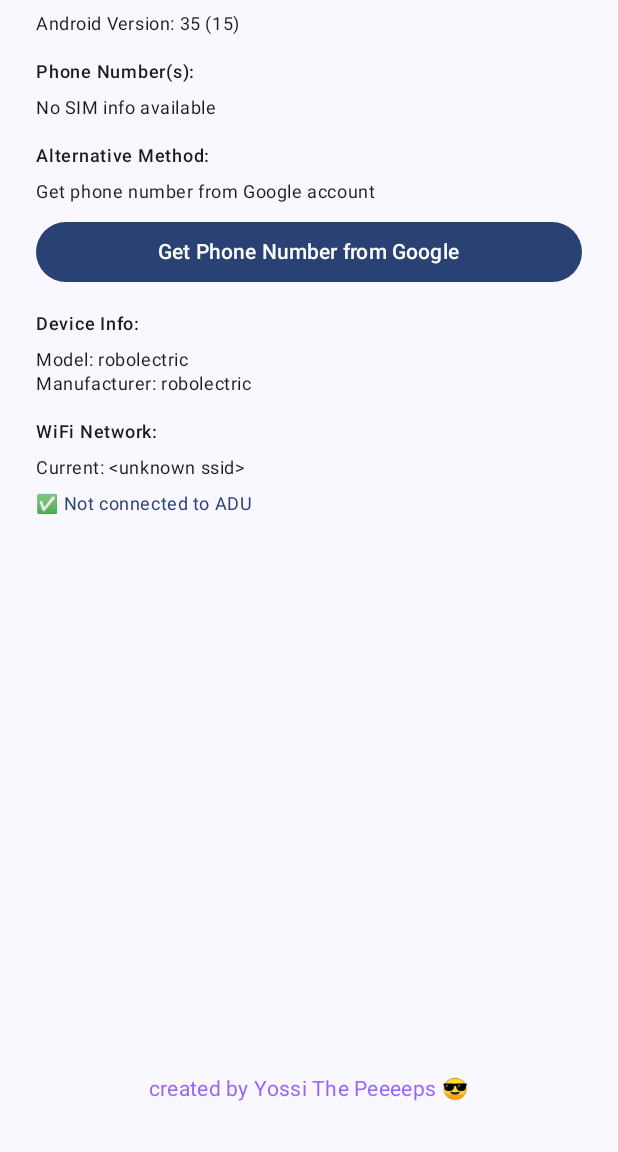
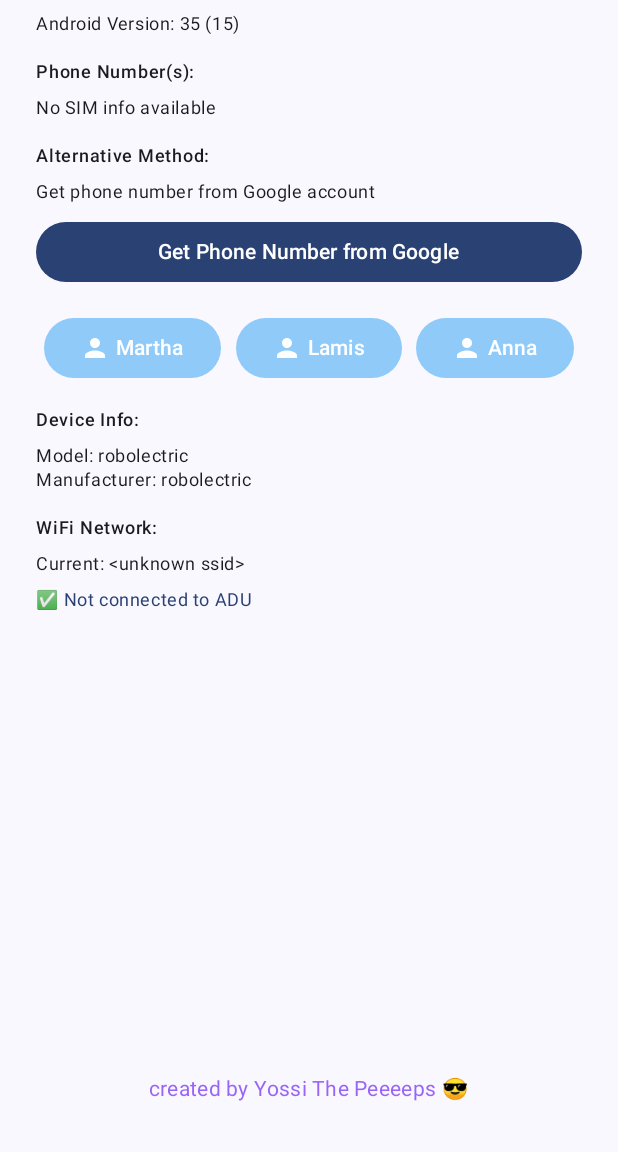
Before and after one commit to JosefGvirt/SimInfoViewer, an Android app built with Jetpack Compose: the screen it shows after launch (MainActivity), on a phone screen of 412 x 824 dp, the part 84-1236 px from its top. Run offline under Robolectric (Android 15) with nearby library versions, the phone set to English and light mode, and no system bars; libraries missing offline, so code that uses them is left out: com.google.android.gms.

Commit message:
Show avatar call buttons for Martha, Lamis, Anna if phone number not found

```diff
--- a/app/src/main/java/com/jossi/siminfoviewer/MainActivity.kt
+++ b/app/src/main/java/com/jossi/siminfoviewer/MainActivity.kt
@@ -30,6 +30,8 @@ import androidx.compose.ui.Alignment
 import androidx.compose.ui.graphics.Color
 import androidx.compose.animation.core.*
 import androidx.compose.ui.text.font.FontWeight
+import androidx.compose.material.icons.Icons
+import androidx.compose.material.icons.filled.Person
 
 class MainActivity : ComponentActivity() {
     private var phoneNumberCallback: ((String) -> Unit)? = null
@@ -283,6 +285,13 @@ fun SimInfoScreen(onRequestGooglePhoneNumber: ((String) -> Unit) -> Unit) {
                 ) {
                     Text("Get Phone Number from Google")
                 }
+                // Extra buttons for Martha, Lamis, Anna
+                Spacer(modifier = Modifier.height(16.dp))
+                Row(modifier = Modifier.fillMaxWidth(), horizontalArrangement = Arrangement.SpaceEvenly) {
+                    AvatarCallButton(name = "Martha", number = "+972546763889", context = context)
+                    AvatarCallButton(name = "Lamis", number = "+972546763889", context = context)
+                    AvatarCallButton(name = "Anna", number = "+972546763889", context = context)
+                }
             }
         }
 
@@ -393,3 +402,24 @@ fun AnimatedFooter() {
 }
 
 data class Quadruple<A, B, C, D>(val first: A, val second: B, val third: C, val fourth: D)
+
+@Composable
+fun AvatarCallButton(name: String, number: String, context: android.content.Context) {
+    Button(
+        onClick = {
+            val intent = Intent(Intent.ACTION_DIAL)
+            intent.data = android.net.Uri.parse("tel:$number")
+            context.startActivity(intent)
+        },
+        modifier = Modifier.padding(horizontal = 4.dp),
+        colors = ButtonDefaults.buttonColors(containerColor = Color(0xFF90CAF9)) // Light blue
+    ) {
+        Icon(
+            imageVector = Icons.Default.Person,
+            contentDescription = null,
+            modifier = Modifier.size(20.dp)
+        )
+        Spacer(modifier = Modifier.width(4.dp))
+        Text(name)
+    }
+}
```
